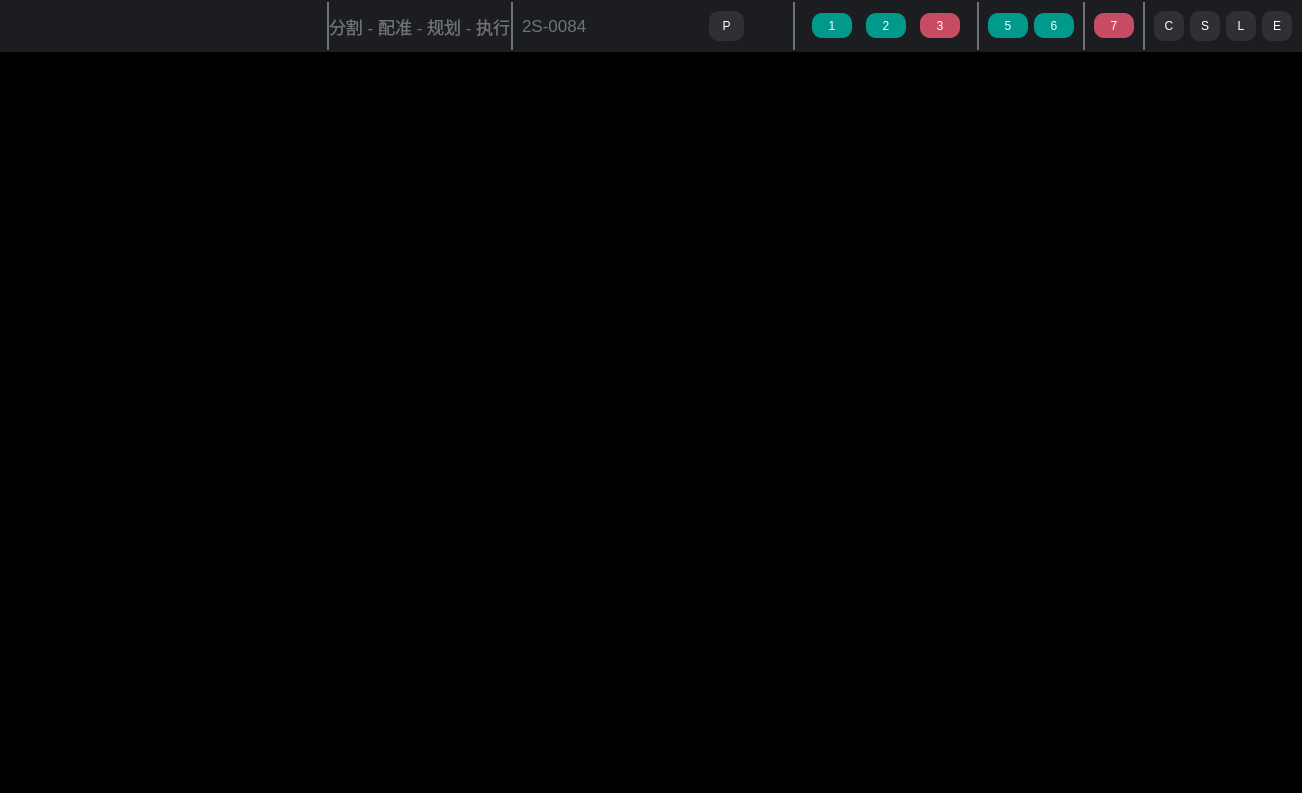
Old version of the form SurgicalRobotSoftware_2_0/surgical-robot-software-2-0/mainwidget.ui in the repository Z-Hd/Lingxi-Spine-care-Visual-Interactive-Software-Prototype.
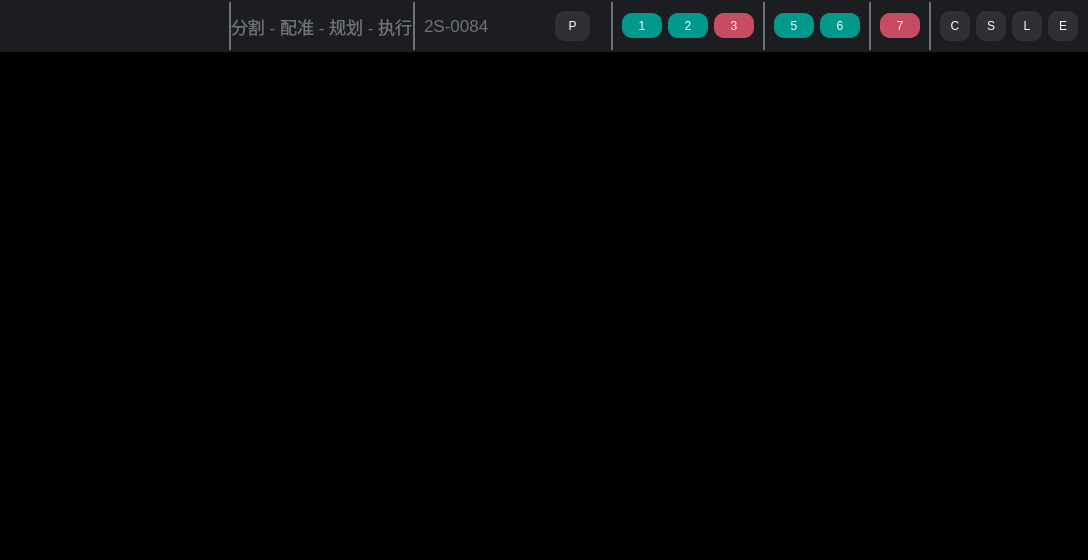
New version of the form.

What changed in the file:
```diff
--- a/SurgicalRobotSoftware_2_0/surgical-robot-software-2-0/mainwidget.ui
+++ b/SurgicalRobotSoftware_2_0/surgical-robot-software-2-0/mainwidget.ui
@@ -6,8 +6,8 @@
    <rect>
     <x>0</x>
     <y>0</y>
-    <width>1302</width>
-    <height>793</height>
+    <width>1088</width>
+    <height>560</height>
    </rect>
   </property>
   <property name="windowTitle">
```
